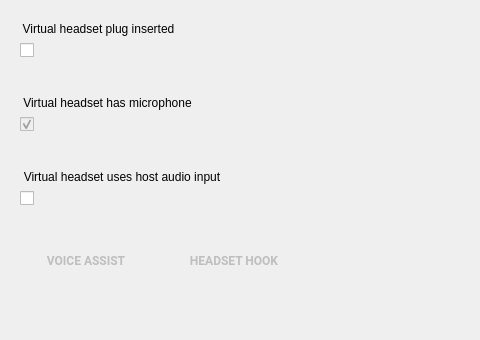
aosp-mirror/platform_external_qemu, file android/android-emu/android/skin/qt/extended-pages/microphone-page.ui: the form before one commit; both pictures show x 0 to 480 and y 0 to 340 of the 622 by 580 pixel window.
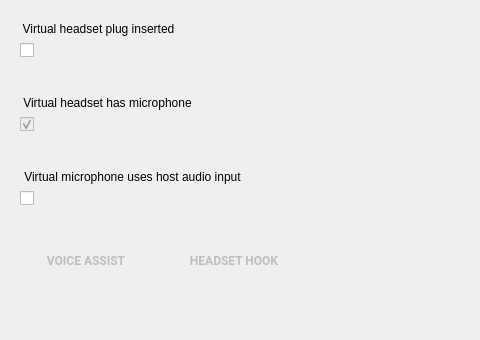
The form after the commit. Custom widgets are drawn as their Qt base class.

Commit message: [ui] Change 'headset' to 'microphone'

```diff
--- a/android/android-emu/android/skin/qt/extended-pages/microphone-page.ui
+++ b/android/android-emu/android/skin/qt/extended-pages/microphone-page.ui
@@ -187,7 +187,7 @@
     <string notr="true">border: 0px;</string>
    </property>
    <property name="title">
-    <string>Virtual headset uses host audio input</string>
+    <string>Virtual microphone uses host audio input</string>
    </property>
    <property name="ColorGroup" stdset="0">
     <string notr="true">Title</string>
```
